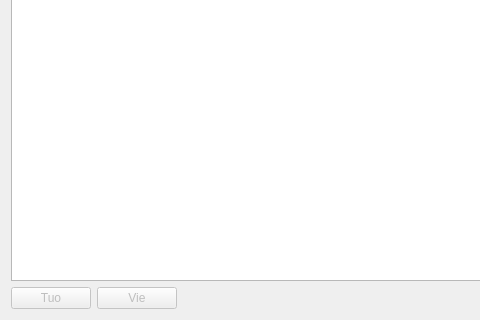
artoh/kitupiikki, file kitsas/laskutus/kumppanituotewidget.ui: the form before one commit; both pictures show x 0 to 480 and y 253 to 573 of the 747 by 573 pixel window.
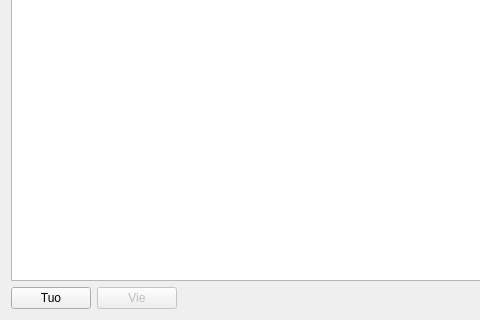
The form after the commit. Icons and pictures are not drawn.

Patch:
```diff
--- a/kitsas/laskutus/kumppanituotewidget.ui
+++ b/kitsas/laskutus/kumppanituotewidget.ui
@@ -35,7 +35,7 @@
      <item>
       <widget class="QPushButton" name="tuoNappi">
        <property name="enabled">
-        <bool>false</bool>
+        <bool>true</bool>
        </property>
        <property name="text">
         <string>Tuo</string>
```
